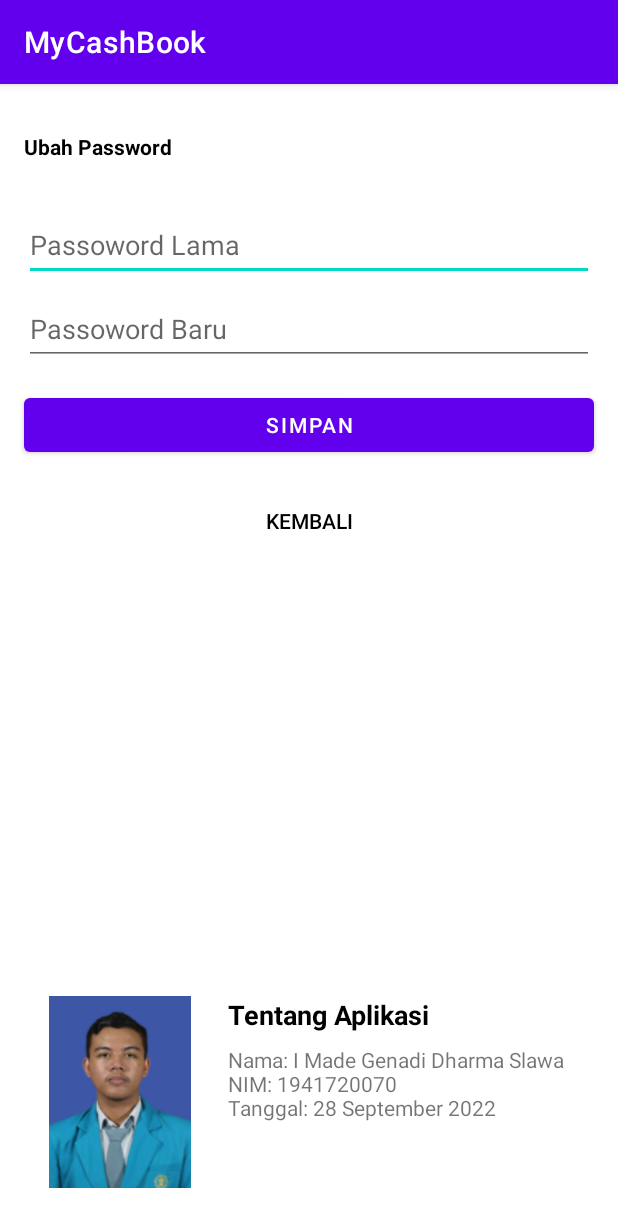
After one commit to genadidharma/MyCashBook, an Android app: the PengaturanActivity screen opened directly, with no data from a screen before it, on a phone screen of 412 x 824 dp. The commit adds this screen. Shown: the top 1227 px of the screen. Run offline under Robolectric (Android 15) with nearby library versions, the phone set to English and light mode, and no system bars; our stand-ins replace Room's generated code.

Commit message:
all features added and fixed

```diff
--- a/app/build.gradle
+++ b/app/build.gradle
@@ -42,6 +42,9 @@ dependencies {
     implementation 'androidx.room:room-ktx:2.3.0'
 
     implementation 'org.jetbrains.kotlinx:kotlinx-coroutines-android:1.4.1'
+    implementation 'com.jjoe64:graphview:4.2.2'
+
+    implementation 'com.github.PhilJay:MPAndroidChart:v3.1.0'
 
     implementation 'androidx.core:core-ktx:1.7.0'
     implementation 'androidx.appcompat:appcompat:1.4.1'
--- a/app/src/main/AndroidManifest.xml
+++ b/app/src/main/AndroidManifest.xml
@@ -10,6 +10,9 @@
         android:supportsRtl="true"
         android:theme="@style/Theme.MyCashBook">
         <activity
+            android:name=".PengaturanActivity"
+            android:exported="true" />
+        <activity
             android:name=".TambahPengeluaranActivity"
             android:exported="true" />
         <activity
@@ -19,7 +22,7 @@
             android:name=".SettingActivity"
             android:exported="true" />
         <activity
-            android:name=".DetailActivity"
+            android:name=".DetailCashflowActivity"
             android:exported="true" />
         <activity
             android:name=".LoginActivity"
--- a/app/src/main/java/org/genadidharma/mycashbook/LoginActivity.kt
+++ b/app/src/main/java/org/genadidharma/mycashbook/LoginActivity.kt
@@ -43,8 +43,10 @@ class LoginActivity : AppCompatActivity() {
     }
 
     private fun initData() {
-        val user = User("genadidharma", "12345678")
-        db.userDao().addUser(user)
+        val user = User("user", "user")
+        if (!db.userDao().checkUser(user.username)) {
+            db.userDao().addUser(user)
+        }
     }
 
     private fun login(username: String, password: String) {
--- /dev/null
+++ b/app/src/main/java/org/genadidharma/mycashbook/PengaturanActivity.kt
@@ -0,0 +1,73 @@
+package org.genadidharma.mycashbook
+
+import androidx.appcompat.app.AppCompatActivity
+import android.os.Bundle
+import android.text.TextUtils
+import android.widget.Toast
+import kotlinx.coroutines.GlobalScope
+import kotlinx.coroutines.InternalCoroutinesApi
+import kotlinx.coroutines.delay
+import kotlinx.coroutines.launch
+import org.genadidharma.mycashbook.databinding.ActivityPengaturanBinding
+import org.genadidharma.mycashbook.db.MyCashBookDatabase
+
+@InternalCoroutinesApi
+class PengaturanActivity : AppCompatActivity() {
+    private lateinit var binding: ActivityPengaturanBinding
+    private lateinit var db: MyCashBookDatabase
+
+    override fun onCreate(savedInstanceState: Bundle?) {
+        super.onCreate(savedInstanceState)
+        binding = ActivityPengaturanBinding.inflate(layoutInflater)
+        setContentView(binding.root)
+
+        db = MyCashBookDatabase.getDatabase(applicationContext)
+
+        binding.btnSimpan.setOnClickListener {
+            val currentPassword = binding.edtCurrentPassword.text.toString()
+            val newPassword = binding.edtNewPassword.text.toString()
+
+            if (inputCheck(currentPassword, newPassword)) {
+                changePassword(currentPassword, newPassword)
+            } else {
+                Toast.makeText(
+                    applicationContext,
+                    "Isi seluruh data terlebih dahulu",
+                    Toast.LENGTH_SHORT
+                ).show()
+            }
+        }
+
+        binding.btnBack.setOnClickListener {
+            onBackPressed()
+        }
+
+    }
+
+    private fun changePassword(currentPassword: String, newPassword: String) {
+        GlobalScope.launch {
+            if (db.userDao().checkPassword(currentPassword)) {
+                db.userDao().changePassword(currentPassword, newPassword)
+                runOnUiThread {
+                    Toast.makeText(
+                        applicationContext,
+                        "Password berhasil diubah",
+                        Toast.LENGTH_SHORT
+                    ).show()
+                }
+            } else {
+                runOnUiThread {
+                    Toast.makeText(
+                        applicationContext,
+                        "Masukan password lama yang sesuai",
+                        Toast.LENGTH_SHORT
+                    ).show()
+                }
+            }
+        }
+    }
+
+    private fun inputCheck(currentPassword: String, newPassword: String): Boolean {
+        return !(TextUtils.isEmpty(currentPassword) && TextUtils.isEmpty(newPassword))
+    }
+}
--- a/app/src/main/java/org/genadidharma/mycashbook/db/UserDao.kt
+++ b/app/src/main/java/org/genadidharma/mycashbook/db/UserDao.kt
@@ -1,12 +1,12 @@
 package org.genadidharma.mycashbook.db
 
-import androidx.room.Dao
-import androidx.room.Insert
-import androidx.room.Query
-import androidx.room.Update
+import androidx.room.*
 
 @Dao
 interface UserDao {
+    @Query("SELECT EXISTS(SELECT * FROM user WHERE username = :username)")
+    fun checkUser(username: String): Boolean
+
     @Insert
     fun addUser(user: User)
 
--- /dev/null
+++ b/app/src/main/res/layout/activity_pengaturan.xml
@@ -0,0 +1,106 @@
+<?xml version="1.0" encoding="utf-8"?>
+<androidx.constraintlayout.widget.ConstraintLayout xmlns:android="http://schemas.android.com/apk/res/android"
+    xmlns:app="http://schemas.android.com/apk/res-auto"
+    xmlns:tools="http://schemas.android.com/tools"
+    android:layout_width="match_parent"
+    android:layout_height="match_parent"
+    tools:context=".PengaturanActivity">
+
+    <TextView
+        android:id="@+id/textView8"
+        android:layout_width="0dp"
+        android:layout_height="wrap_content"
+        android:layout_marginTop="8dp"
+        android:text="Nama: I Made Genadi Dharma Slawa\nNIM: 1941720070\nTanggal: 28 September 2022"
+        android:textStyle="normal"
+        app:layout_constraintEnd_toEndOf="@+id/textView7"
+        app:layout_constraintStart_toStartOf="@+id/textView7"
+        app:layout_constraintTop_toBottomOf="@+id/textView7" />
+
+    <TextView
+        android:id="@+id/textView7"
+        android:layout_width="0dp"
+        android:layout_height="wrap_content"
+        android:layout_marginStart="8dp"
+        android:layout_marginEnd="16dp"
+        android:text="Tentang Aplikasi"
+        android:textColor="@color/black"
+        android:textSize="18sp"
+        android:textStyle="bold"
+        app:layout_constraintEnd_toEndOf="parent"
+        app:layout_constraintStart_toEndOf="@+id/imageView2"
+        app:layout_constraintTop_toTopOf="@+id/imageView2" />
+
+    <Button
+        android:id="@+id/btn_back"
+        style="@style/Widget.AppCompat.Button"
+        android:layout_width="0dp"
+        android:layout_height="wrap_content"
+        android:layout_marginTop="16dp"
+        android:background="#00FFFFFF"
+        android:text="Kembali"
+        android:textColor="#000000"
+        app:layout_constraintEnd_toEndOf="@+id/btn_simpan"
+        app:layout_constraintStart_toStartOf="@+id/btn_simpan"
+        app:layout_constraintTop_toBottomOf="@+id/btn_simpan" />
+
+    <EditText
+        android:id="@+id/edt_current_password"
+        android:layout_width="0dp"
+        android:layout_height="wrap_content"
+        android:layout_marginTop="32dp"
+        android:ems="10"
+        android:hint="Passoword Lama"
+        android:inputType="textPassword"
+        android:minHeight="48dp"
+        app:layout_constraintEnd_toEndOf="@+id/textView6"
+        app:layout_constraintStart_toStartOf="@+id/textView6"
+        app:layout_constraintTop_toBottomOf="@+id/textView6" />
+
+    <EditText
+        android:id="@+id/edt_new_password"
+        android:layout_width="0dp"
+        android:layout_height="wrap_content"
+        android:layout_marginTop="8dp"
+        android:ems="10"
+        android:hint="Passoword Baru"
+        android:inputType="textPassword"
+        android:minHeight="48dp"
+        app:layout_constraintEnd_toEndOf="@+id/edt_current_password"
+        app:layout_constraintStart_toStartOf="@+id/edt_current_password"
+        app:layout_constraintTop_toBottomOf="@+id/edt_current_password" />
+
+    <TextView
+        android:id="@+id/textView6"
+        android:layout_width="0dp"
+        android:layout_height="wrap_content"
+        android:layout_marginStart="16dp"
+        android:layout_marginTop="32dp"
+        android:layout_marginEnd="16dp"
+        android:text="Ubah Password"
+        android:textColor="@color/black"
+        android:textStyle="bold"
+        app:layout_constraintEnd_toEndOf="parent"
+        app:layout_constraintStart_toStartOf="parent"
+        app:layout_constraintTop_toTopOf="parent" />
+
+    <Button
+        android:id="@+id/btn_simpan"
+        android:layout_width="0dp"
+        android:layout_height="wrap_content"
+        android:layout_marginTop="16dp"
+        android:text="Simpan"
+        app:layout_constraintEnd_toEndOf="@+id/edt_new_password"
+        app:layout_constraintStart_toStartOf="@+id/edt_new_password"
+        app:layout_constraintTop_toBottomOf="@+id/edt_new_password" />
+
+    <ImageView
+        android:id="@+id/imageView2"
+        android:layout_width="wrap_content"
+        android:layout_height="128dp"
+        android:layout_marginStart="16dp"
+        android:layout_marginBottom="32dp"
+        app:layout_constraintBottom_toBottomOf="parent"
+        app:layout_constraintStart_toStartOf="parent"
+        app:srcCompat="@drawable/genadi_pic" />
+</androidx.constraintlayout.widget.ConstraintLayout>
--- a/build.gradle
+++ b/build.gradle
@@ -3,6 +3,7 @@ buildscript {
     repositories {
         google()
         mavenCentral()
+        maven {url 'https://jitpack.io'}
     }
     dependencies {
         classpath "com.android.tools.build:gradle:7.0.1"
--- a/settings.gradle
+++ b/settings.gradle
@@ -3,6 +3,7 @@ dependencyResolutionManagement {
     repositories {
         google()
         mavenCentral()
+        maven { url 'https://jitpack.io' }
         jcenter() // Warning: this repository is going to shut down soon
     }
 }
```
Also changed, not shown: app/src/main/java/org/genadidharma/mycashbook/AxisDateFormatter.kt (added, +15 -0 lines), app/src/main/java/org/genadidharma/mycashbook/CashflowAdapter.kt (added, +59 -0 lines), app/src/main/java/org/genadidharma/mycashbook/DetailActivity.kt (deleted, +0 -11 lines), app/src/main/java/org/genadidharma/mycashbook/DetailCashflowActivity.kt (added, +43 -0 lines), app/src/main/java/org/genadidharma/mycashbook/MainActivity.kt (+104 -0 lines), app/src/main/res/layout/activity_detail.xml (deleted, +0 -9 lines), app/src/main/res/layout/activity_detail_cashflow.xml (added, +30 -0 lines), app/src/main/res/layout/activity_main.xml (+44 -2 lines), app/src/main/res/layout/item_list.xml (added, +62 -0 lines), app/src/main/res/drawable-v24/arrow_left.PNG (added), app/src/main/res/drawable-v24/arrow_right.png (added), app/src/main/res/drawable-v24/genadi_pic.png (added).
